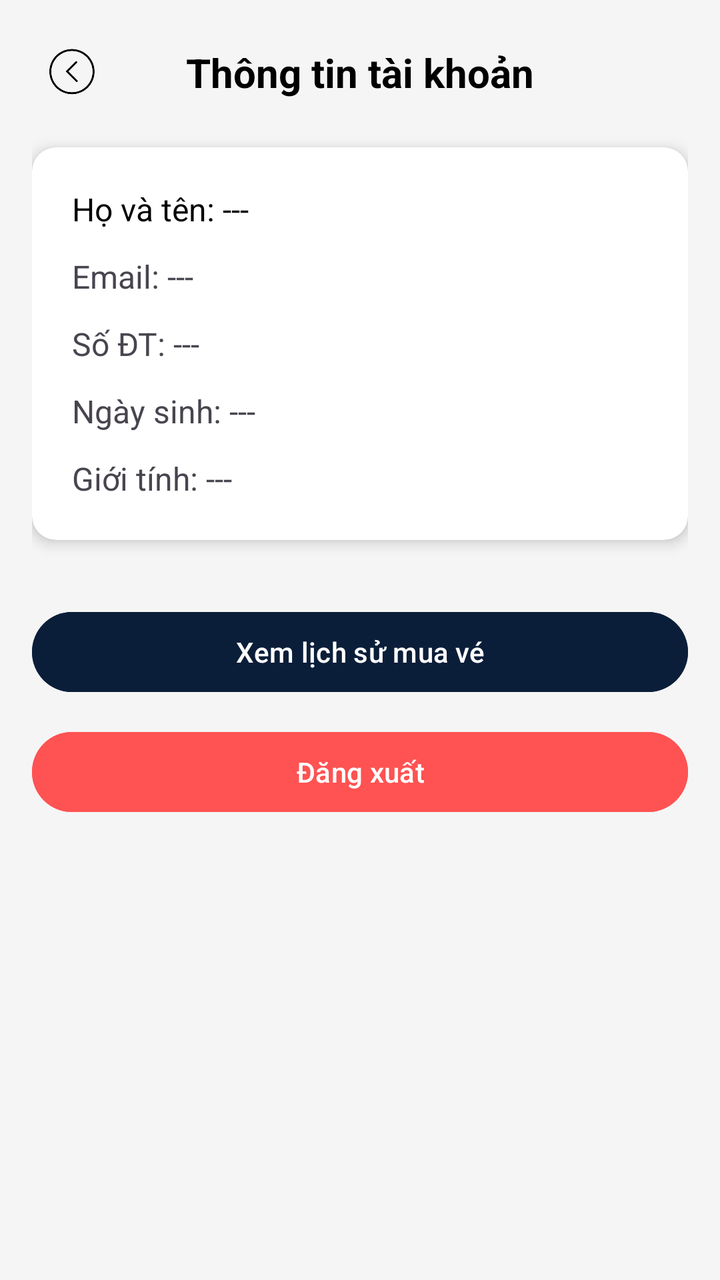
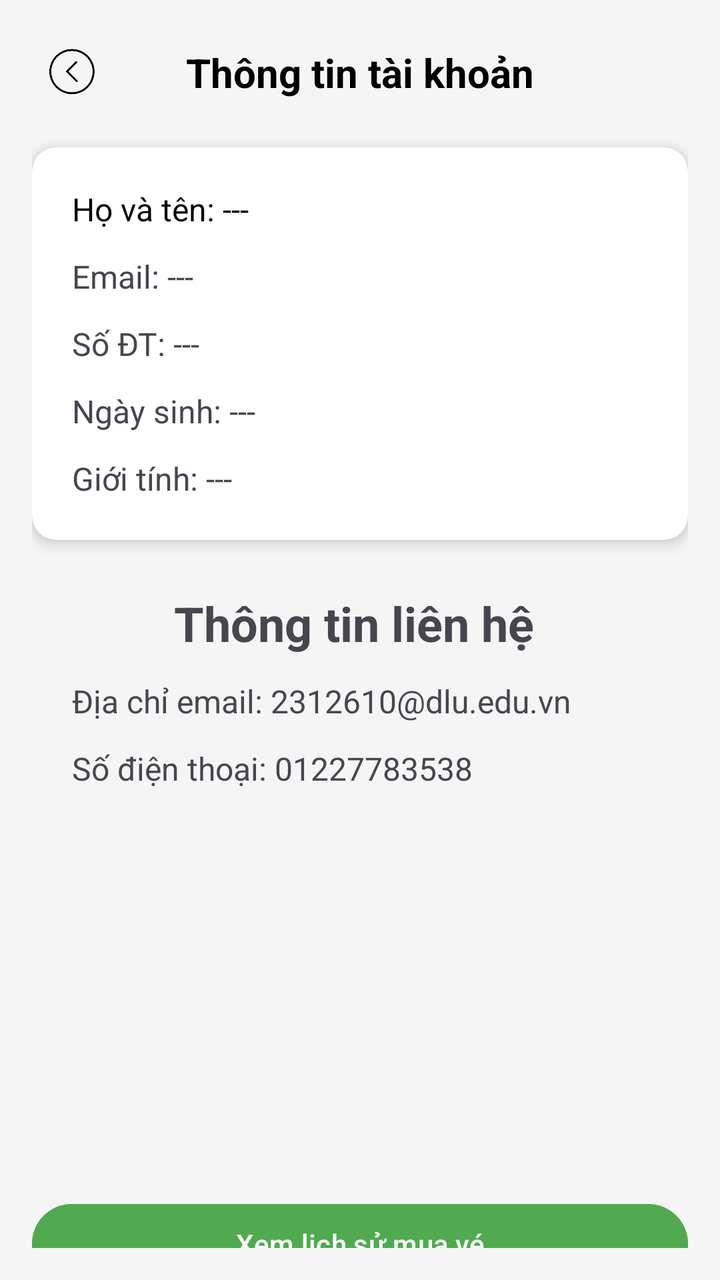

An Android layout rendered at two revisions. The XML below is the earlier revision; the diff shows what the commit changed to produce the second picture.
<!-- AndroidManifest.xml: application theme Theme.CineStonks -->
<!-- res/layout/tai_khoan.xml -->
<?xml version="1.0" encoding="utf-8"?>
<androidx.constraintlayout.widget.ConstraintLayout
    xmlns:android="http://schemas.android.com/apk/res/android"
    xmlns:app="http://schemas.android.com/apk/res-auto"
    android:layout_width="match_parent"
    android:layout_height="match_parent"
    android:padding="16dp"
    android:background="#f5f5f5">

    <ImageView
        android:id="@+id/ivBack"
        android:layout_width="40dp"
        android:layout_height="40dp"
        android:src="@drawable/ic_back"
        android:padding="8dp"
        app:layout_constraintStart_toStartOf="parent"
        app:layout_constraintTop_toTopOf="parent" />

    <TextView
        android:id="@+id/tvTitle"
        android:layout_width="wrap_content"
        android:layout_height="wrap_content"
        android:text="Thông tin tài khoản"
        android:textColor="#000000"
        android:textSize="20sp"
        android:textStyle="bold"
        app:layout_constraintTop_toTopOf="@+id/ivBack"
        app:layout_constraintBottom_toBottomOf="@+id/ivBack"
        app:layout_constraintStart_toStartOf="parent"
        app:layout_constraintEnd_toEndOf="parent" />

    <androidx.cardview.widget.CardView
        android:id="@+id/cardProfile"
        android:layout_width="match_parent"
        android:layout_height="wrap_content"
        android:layout_marginTop="24dp"
        app:cardCornerRadius="12dp"
        app:cardElevation="4dp"
        app:layout_constraintTop_toBottomOf="@+id/tvTitle">

        <LinearLayout
            android:layout_width="match_parent"
            android:layout_height="wrap_content"
            android:orientation="vertical"
            android:padding="20dp">

            <TextView
                android:id="@+id/tvHoTen"
                android:layout_width="wrap_content"
                android:layout_height="wrap_content"
                android:text="Họ và tên: ---"
                android:textSize="16sp"
                android:textColor="#000000"
                android:layout_marginBottom="12dp"/>

            <TextView
                android:id="@+id/tvEmail"
                android:layout_width="wrap_content"
                android:layout_height="wrap_content"
                android:text="Email: ---"
                android:textSize="16sp"
                android:layout_marginBottom="12dp"/>

            <TextView
                android:id="@+id/tvSDT"
                android:layout_width="wrap_content"
                android:layout_height="wrap_content"
                android:text="Số ĐT: ---"
                android:textSize="16sp"
                android:layout_marginBottom="12dp"/>

            <TextView
                android:id="@+id/tvNgaySinh"
                android:layout_width="wrap_content"
                android:layout_height="wrap_content"
                android:text="Ngày sinh: ---"
                android:textSize="16sp"
                android:layout_marginBottom="12dp"/>

            <TextView
                android:id="@+id/tvGioiTinh"
                android:layout_width="wrap_content"
                android:layout_height="wrap_content"
                android:text="Giới tính: ---"
                android:textSize="16sp"/>
        </LinearLayout>
    </androidx.cardview.widget.CardView>

    <Button
        android:id="@+id/btnViewHistory"
        android:layout_width="match_parent"
        android:layout_height="wrap_content"
        android:text="Xem lịch sử mua vé"
        android:backgroundTint="#0b1e39"
        android:textColor="#FFFFFF"
        android:layout_marginTop="32dp"
        app:layout_constraintTop_toBottomOf="@+id/cardProfile" />

    <Button
        android:id="@+id/btnLogout"
        android:layout_width="match_parent"
        android:layout_height="wrap_content"
        android:text="Đăng xuất"
        android:backgroundTint="#FF5252"
        android:textColor="#FFFFFF"
        android:layout_marginTop="12dp"
        app:layout_constraintTop_toBottomOf="@+id/btnViewHistory" />

</androidx.constraintlayout.widget.ConstraintLayout>
<!-- resources referenced by this layout -->
<resources>
  <!-- drawable ic_back: png bitmap (drawable, 5415 bytes) -->
  <style name="Theme.CineStonks" parent="Base.Theme.CineStonks" />
  <style name="Base.Theme.CineStonks" parent="Theme.Material3.DayNight.NoActionBar">
          
          
      </style>
</resources>

<!-- the commit's change to res/layout/tai_khoan.xml (unified diff, before → after) -->
@@ -2,6 +2,7 @@
 <androidx.constraintlayout.widget.ConstraintLayout
     xmlns:android="http://schemas.android.com/apk/res/android"
     xmlns:app="http://schemas.android.com/apk/res-auto"
+    xmlns:tools="http://schemas.android.com/tools"
     android:layout_width="match_parent"
     android:layout_height="match_parent"
     android:padding="16dp"
@@ -36,11 +37,13 @@
         android:layout_marginTop="24dp"
         app:cardCornerRadius="12dp"
         app:cardElevation="4dp"
-        app:layout_constraintTop_toBottomOf="@+id/tvTitle">
+        app:layout_constraintTop_toBottomOf="@+id/tvTitle"
+        tools:layout_editor_absoluteX="16dp">
 
         <LinearLayout
             android:layout_width="match_parent"
             android:layout_height="wrap_content"
+
             android:orientation="vertical"
             android:padding="20dp">
 
@@ -48,62 +51,106 @@
                 android:id="@+id/tvHoTen"
                 android:layout_width="wrap_content"
                 android:layout_height="wrap_content"
+                android:layout_marginBottom="12dp"
                 android:text="Họ và tên: ---"
-                android:textSize="16sp"
                 android:textColor="#000000"
-                android:layout_marginBottom="12dp"/>
+                android:textSize="16sp" />
 
             <TextView
                 android:id="@+id/tvEmail"
                 android:layout_width="wrap_content"
                 android:layout_height="wrap_content"
+                android:layout_marginBottom="12dp"
                 android:text="Email: ---"
-                android:textSize="16sp"
-                android:layout_marginBottom="12dp"/>
+                android:textSize="16sp" />
 
             <TextView
                 android:id="@+id/tvSDT"
                 android:layout_width="wrap_content"
                 android:layout_height="wrap_content"
+                android:layout_marginBottom="12dp"
                 android:text="Số ĐT: ---"
-                android:textSize="16sp"
-                android:layout_marginBottom="12dp"/>
+                android:textSize="16sp" />
 
             <TextView
                 android:id="@+id/tvNgaySinh"
                 android:layout_width="wrap_content"
                 android:layout_height="wrap_content"
+                android:layout_marginBottom="12dp"
                 android:text="Ngày sinh: ---"
-                android:textSize="16sp"
-                android:layout_marginBottom="12dp"/>
+                android:textSize="16sp" />
 
             <TextView
                 android:id="@+id/tvGioiTinh"
                 android:layout_width="wrap_content"
                 android:layout_height="wrap_content"
                 android:text="Giới tính: ---"
-                android:textSize="16sp"/>
+                android:textSize="16sp" />
         </LinearLayout>
+
     </androidx.cardview.widget.CardView>
+
+    <LinearLayout
+        android:id="@+id/linearLayout2"
+        android:layout_width="match_parent"
+        android:layout_height="wrap_content"
+        android:layout_marginTop="50dp"
+        android:orientation="vertical"
+        android:padding="20dp"
+        app:layout_constraintBottom_toBottomOf="parent"
+        app:layout_constraintEnd_toEndOf="parent"
+        app:layout_constraintStart_toStartOf="parent"
+        app:layout_constraintTop_toTopOf="parent">
+
+        <TextView
+            android:layout_width="wrap_content"
+            android:layout_height="wrap_content"
+            android:layout_gravity="center"
+            android:text="Thông tin liên hệ "
+            android:textSize="24sp"
+            android:textStyle="bold" />
+
+        <TextView
+
+            android:layout_width="wrap_content"
+            android:layout_height="wrap_content"
+            android:layout_marginTop="12dp"
+            android:text="Địa chỉ email: 2312610@dlu.edu.vn"
+            android:textSize="16sp" />
+
+        <TextView
+            android:layout_width="wrap_content"
+            android:layout_height="wrap_content"
+            android:layout_marginTop="12dp"
+            android:text="Số điện thoại: 01227783538"
+            android:textSize="16sp" />
+
+    </LinearLayout>
 
     <Button
         android:id="@+id/btnViewHistory"
         android:layout_width="match_parent"
         android:layout_height="wrap_content"
+        android:layout_marginTop="350dp"
+        app:layout_constraintBottom_toBottomOf="parent"
+        android:backgroundTint="@color/green"
         android:text="Xem lịch sử mua vé"
-        android:backgroundTint="#0b1e39"
+
         android:textColor="#FFFFFF"
-        android:layout_marginTop="32dp"
-        app:layout_constraintTop_toBottomOf="@+id/cardProfile" />
+        app:layout_constraintTop_toBottomOf="@+id/cardProfile"
+        tools:layout_editor_absoluteX="16dp" />
 
     <Button
         android:id="@+id/btnLogout"
         android:layout_width="match_parent"
         android:layout_height="wrap_content"
+        android:layout_marginTop="20dp"
+        android:backgroundTint="#FF5252"
         android:text="Đăng xuất"
-        android:backgroundTint="#FF5252"
+        app:layout_constraintBottom_toBottomOf="parent"
         android:textColor="#FFFFFF"
-        android:layout_marginTop="12dp"
-        app:layout_constraintTop_toBottomOf="@+id/btnViewHistory" />
+        app:layout_constraintTop_toBottomOf="@+id/btnViewHistory"
+        tools:layout_editor_absoluteX="16dp" />
+
 
 </androidx.constraintlayout.widget.ConstraintLayout>
<!-- resource entries referenced after the edit -->
@@ -1,5 +1,6 @@
 <!-- resources referenced by this layout -->
 <resources>
+  <color name="green">#51aa4f</color>
   <!-- drawable ic_back: png bitmap (drawable, 5415 bytes) -->
   <style name="Theme.CineStonks" parent="Base.Theme.CineStonks" />
   <style name="Base.Theme.CineStonks" parent="Theme.Material3.DayNight.NoActionBar">
